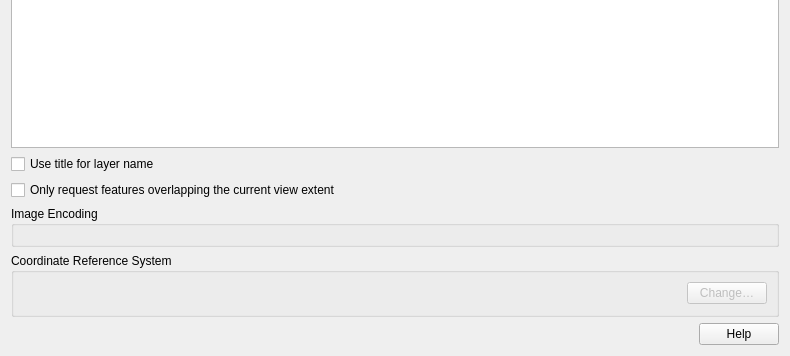
Before: the Qt Designer form src/ui/qgsarcgisservicesourceselectbase.ui in carsmie/QGIS, drawn with Qt 5; both pictures show x 0 to 790 and y 374 to 730 of the 790 by 730 pixel window.
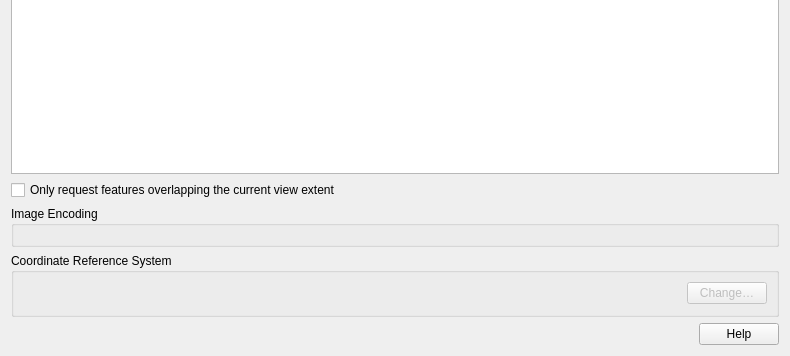
After: the same form once the commit is applied. Custom widgets are drawn as their Qt base class.

```diff
--- a/src/ui/qgsarcgisservicesourceselectbase.ui
+++ b/src/ui/qgsarcgisservicesourceselectbase.ui
@@ -171,13 +171,6 @@
      </attribute>
     </widget>
    </item>
-   <item>
-    <widget class="QCheckBox" name="cbxUseTitleLayerName">
-     <property name="text">
-      <string>Use title for layer name</string>
-     </property>
-    </widget>
-   </item>
    <item>
     <widget class="QCheckBox" name="cbxFeatureCurrentViewExtent">
      <property name="text">
```
Left out of the diff: 1 changed line with no effect on the pictures.
